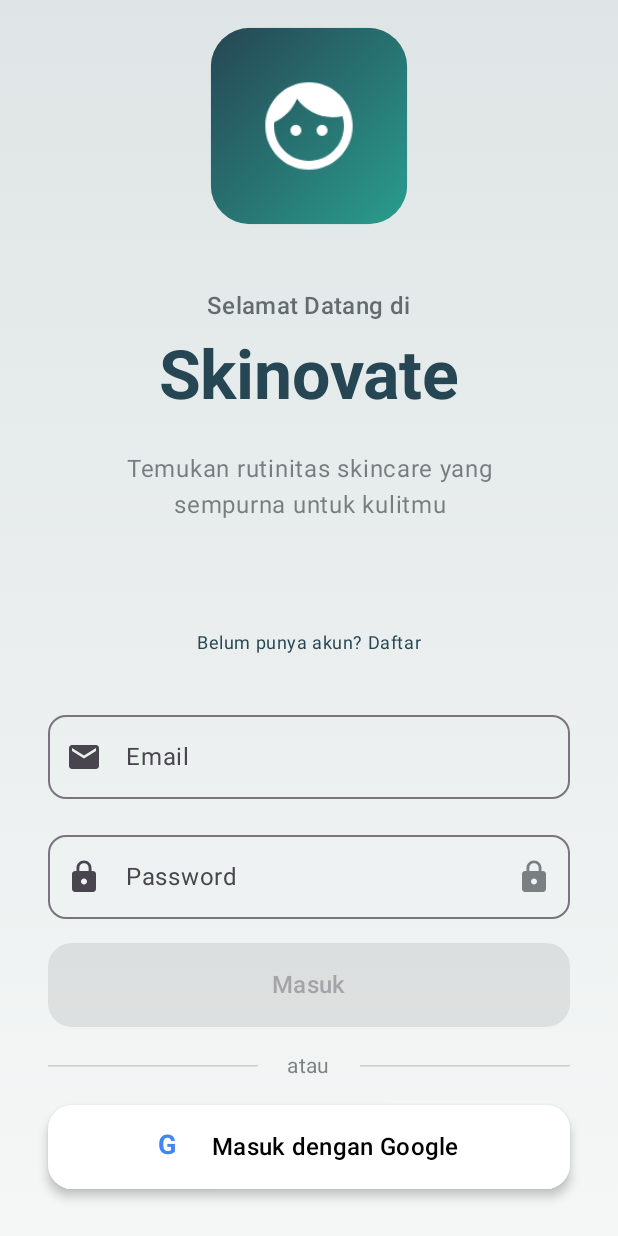
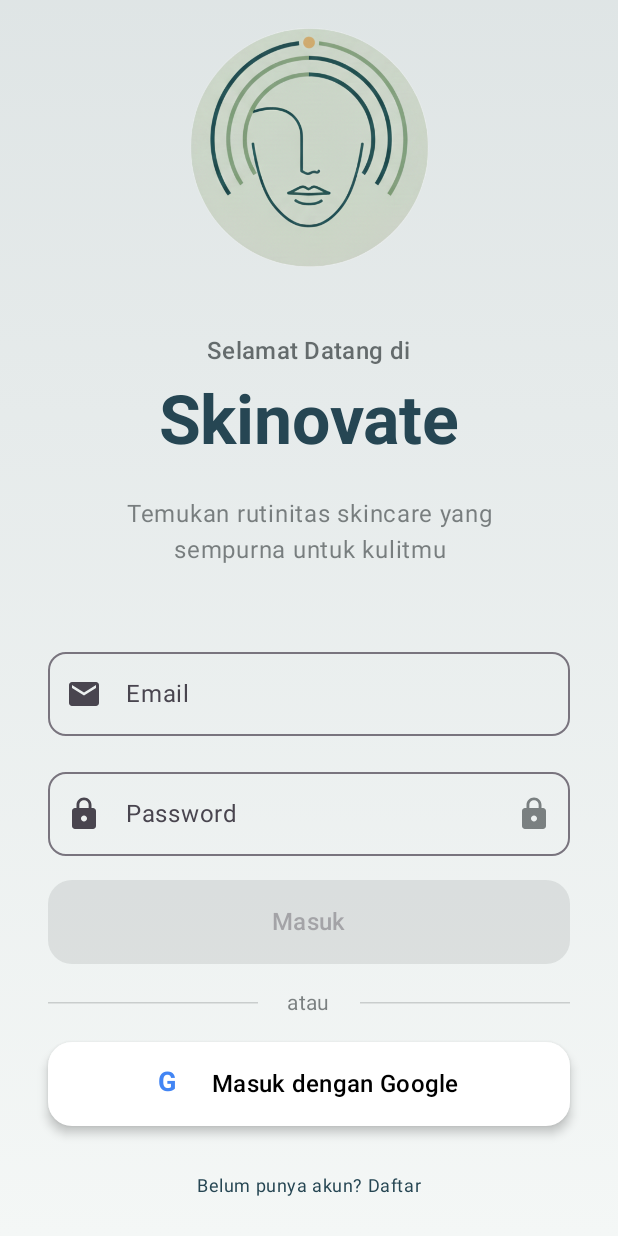
Before and after one commit to tyasprabas91/Skinovate, an Android app built with Jetpack Compose: the first screen one second after launch (MainActivity), on a phone screen of 412 x 824 dp. Run offline under Robolectric (Android 15) with nearby library versions, the phone set to English and light mode, and no system bars.

Commit message:
Update AuthScreen: add logo, adjust layout and form positioning

```diff
--- a/app/src/main/java/com/example/skinovate/screen/AuthScreen.kt
+++ b/app/src/main/java/com/example/skinovate/screen/AuthScreen.kt
@@ -93,7 +93,7 @@ fun AuthScreen(
                 // Welcome Text
                 WelcomeSection()
 
-                Spacer(modifier = Modifier.height(16.dp))
+                Spacer(modifier = Modifier.height(8.dp))
 
                 // Unified Login Form
                 UnifiedLoginForm(
@@ -137,24 +137,15 @@ fun AnimatedLogo() {
 
     Box(
         modifier = Modifier
-            .size(120.dp)
-            .scale(scale)
-            .clip(RoundedCornerShape(24.dp))
-            .background(
-                brush = Brush.linearGradient(
-                    colors = listOf(
-                        MaterialTheme.colorScheme.primary,
-                        MaterialTheme.colorScheme.secondary
-                    )
-                )
-            ),
+            .size(150.dp)
+            .scale(scale),
         contentAlignment = Alignment.Center
     ) {
-        Icon(
-            imageVector = Icons.Default.Face,
+        Image(
+            painter = painterResource(id = R.drawable.logo_skinovate),
             contentDescription = "Skinovate Logo",
-            tint = Color.White,
-            modifier = Modifier.size(64.dp)
+            modifier = Modifier.fillMaxSize(),
+            contentScale = ContentScale.Fit
         )
     }
 }
@@ -203,19 +194,6 @@ fun UnifiedLoginForm(
         modifier = Modifier.fillMaxWidth(),
         verticalArrangement = Arrangement.spacedBy(16.dp)
     ) {
-        // Toggle Register/Login (small text button)
-        Row(
-            modifier = Modifier.fillMaxWidth(),
-            horizontalArrangement = Arrangement.Center
-        ) {
-            TextButton(onClick = { isRegisterMode = !isRegisterMode }) {
-                Text(
-                    text = if (isRegisterMode) "Sudah punya akun? Masuk" else "Belum punya akun? Daftar",
-                    style = MaterialTheme.typography.bodySmall
-                )
-            }
-        }
-
         // Name field (only for register)
         if (isRegisterMode) {
             OutlinedTextField(
@@ -342,6 +320,19 @@ fun UnifiedLoginForm(
                 }
             }
         )
+
+        // Toggle Register/Login (below Google button)
+        Row(
+            modifier = Modifier.fillMaxWidth(),
+            horizontalArrangement = Arrangement.Center
+        ) {
+            TextButton(onClick = { isRegisterMode = !isRegisterMode }) {
+                Text(
+                    text = if (isRegisterMode) "Sudah punya akun? Masuk" else "Belum punya akun? Daftar",
+                    style = MaterialTheme.typography.bodySmall
+                )
+            }
+        }
     }
 }
 
```
Also changed, not shown: app/src/main/res/drawable/logo_skinovate.png (added).
